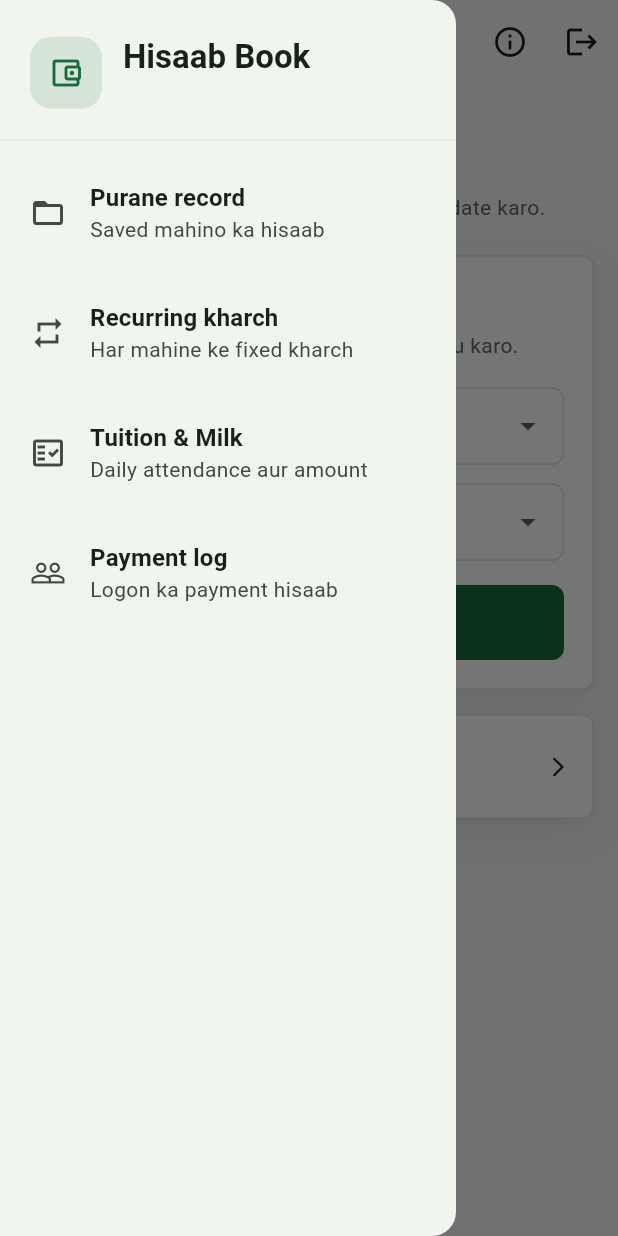
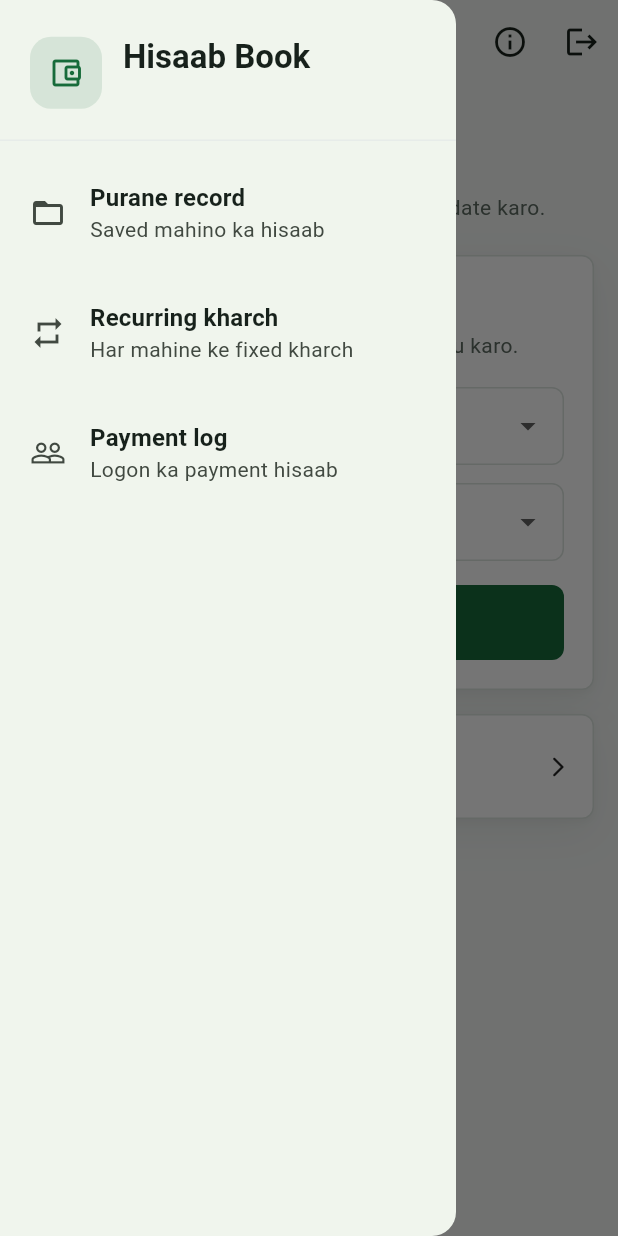
Before and after one commit to djha6638-bossDK/Hisaab_book, a Flutter app: the screen it shows once a user with an empty profile is signed in, with the side drawer open, on a phone screen of 412 x 824 dp. Run offline on Flutter 3.47's test engine with Material 3 defaults, Android fonts, the phone set to English and light mode, and no system bars; our stand-ins replace cloud_firestore, firebase_auth, firebase_core, flutter_local_notifications, flutter_timezone, google_sign_in and 6 more; accounts and stored records are empty; network calls fail.

Commit message:
Remove Tuition & Milk shortcut from drawer

```diff
--- a/lib/screens/home_screen.dart
+++ b/lib/screens/home_screen.dart
@@ -683,10 +683,6 @@ class _HomeScreenState extends State<HomeScreen> {
     _openDrawerPage(RecurringExpensesScreen(repository: widget.repository));
   }
 
-  void _openDailyServicesFromDrawer() {
-    _openDrawerPage(DailyServicesScreen(repository: widget.repository));
-  }
-
   void _openDailyServices() {
     _pushPage(DailyServicesScreen(repository: widget.repository));
   }
@@ -824,7 +820,6 @@ class _HomeScreenState extends State<HomeScreen> {
         displayName: widget.user.displayName,
         onOpenSavedRecords: _openSavedRecords,
         onOpenRecurringExpenses: _openRecurringExpenses,
-        onOpenDailyServices: _openDailyServicesFromDrawer,
         onOpenPaymentPeople: _openPaymentPeople,
       ),
       appBar: AppBar(
--- a/lib/widgets/home_drawer.dart
+++ b/lib/widgets/home_drawer.dart
@@ -5,7 +5,6 @@ class HomeDrawer extends StatelessWidget {
     required this.displayName,
     required this.onOpenSavedRecords,
     required this.onOpenRecurringExpenses,
-    required this.onOpenDailyServices,
     required this.onOpenPaymentPeople,
     super.key,
   });
@@ -13,7 +12,6 @@ class HomeDrawer extends StatelessWidget {
   final String displayName;
   final VoidCallback onOpenSavedRecords;
   final VoidCallback onOpenRecurringExpenses;
-  final VoidCallback onOpenDailyServices;
   final VoidCallback onOpenPaymentPeople;
 
   @override
@@ -81,13 +79,6 @@ class HomeDrawer extends StatelessWidget {
               onTap: onOpenRecurringExpenses,
             ),
             _DrawerItem(
-              key: const ValueKey<String>('drawer-daily-services'),
-              icon: Icons.fact_check_outlined,
-              label: 'Tuition & Milk',
-              subtitle: 'Daily attendance aur amount',
-              onTap: onOpenDailyServices,
-            ),
-            _DrawerItem(
               key: const ValueKey<String>('drawer-payment-people'),
               icon: Icons.people_outline,
               label: 'Payment log',
```
Also changed, not shown: 1 other file.
